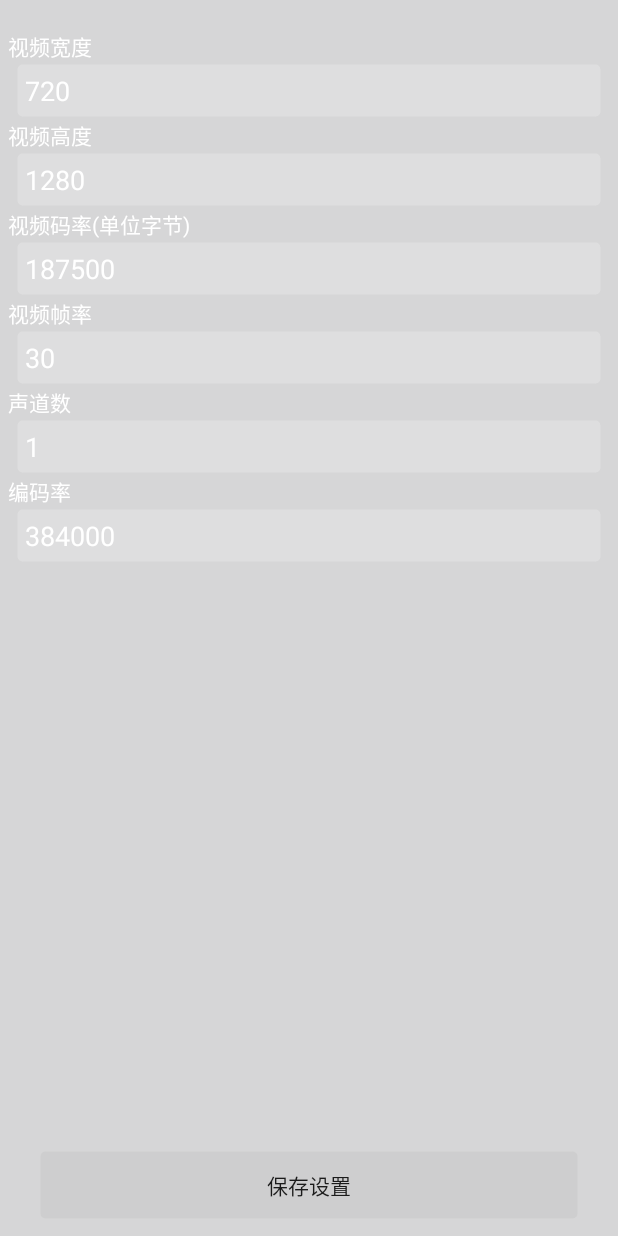
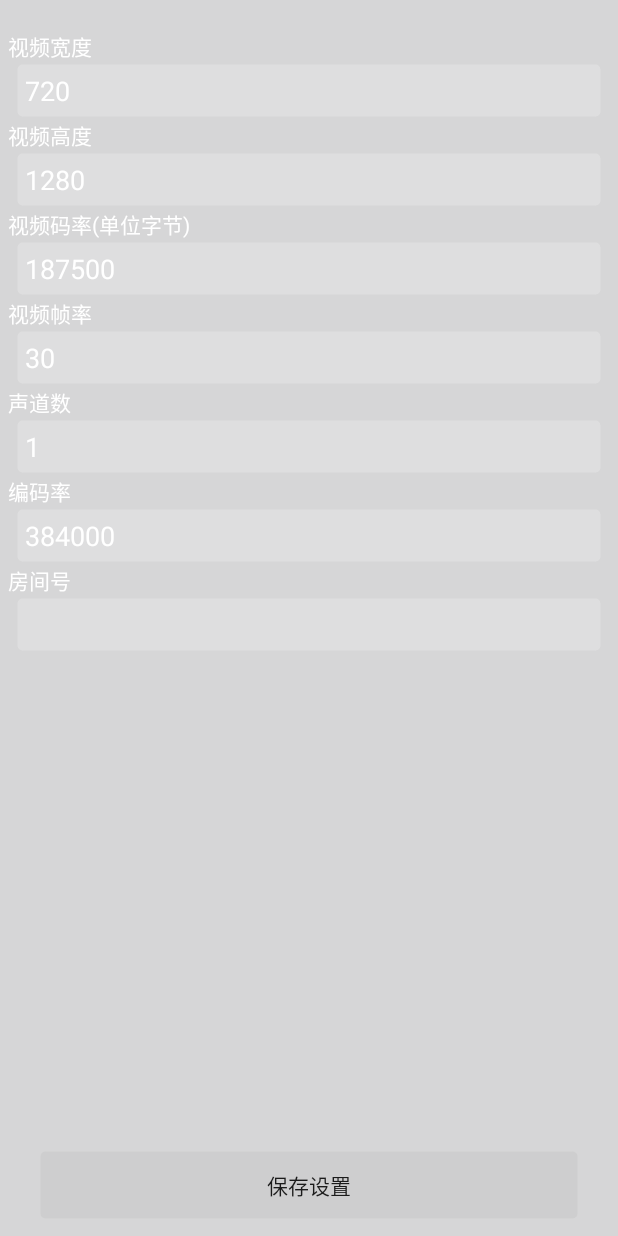
Before and after one commit to streamFunc/IceScreenShared, an Android app: the MediaProjectionActivity screen opened directly, with no data from a screen before it, after a tap on "设定参数", on a phone screen of 412 x 824 dp. Run offline under Robolectric (Android 15) with nearby library versions, the phone set to English and light mode, and no system bars; our stand-ins replace data binding; 2 statements that could not run were skipped; 1 other tap on this screen came first.

Commit message:
增加房间号配置

```diff
--- a/app/src/main/java/com/sc/lesa/mediashar/MediaReaderService.kt
+++ b/app/src/main/java/com/sc/lesa/mediashar/MediaReaderService.kt
@@ -48,7 +48,7 @@ class MediaReaderService : Service(){
          try {
             videoSender=VideoSender(socketServerThread, myApplication.mediaProjection,
                 config.width.toInt(), config.height.toInt(),
-                config.videoBitrate.toInt(), config.videoFrameRate.toInt()
+                config.videoBitrate.toInt(), config.videoFrameRate.toInt(),config.getIceRoom().toString()
             )
             voiceSender = VoiceSender(socketServerThread,
                  config.channelMode, config.encodeFormat, config.channelCount.toInt(),
--- a/app/src/main/java/com/sc/lesa/mediashar/config/Config.kt
+++ b/app/src/main/java/com/sc/lesa/mediashar/config/Config.kt
@@ -37,7 +37,7 @@ class Config(): BaseObservable() {
         voiceSampleRate=sp.getString("voiceSampleRate",voiceSampleRate)
         channelMode=sp.getInt("channelMode",channelMode)
         encodeFormat=sp.getInt("encodeFormat",encodeFormat)
-     //   iceRoom=sp.getString("iceRoom",iceRoom)
+        iceRoom=sp.getString("iceRoom",iceRoom)
       //  GlobalVariables.currentIceRoom = iceRoom
         Log.d("lby", "bit: $videoBitrate")
 
@@ -56,7 +56,7 @@ class Config(): BaseObservable() {
                 it.putString("voiceSampleRate",voiceSampleRate)
                 it.putInt("channelMode",channelMode)
                 it.putInt("encodeFormat",encodeFormat)
-               // it.putString("iceRoom",iceRoom)
+                it.putString("iceRoom",iceRoom)
                // Log.d("lby", "save currentIceRoom: $iceRoom")
                 it.apply()
             }
@@ -133,7 +133,7 @@ class Config(): BaseObservable() {
             notifyPropertyChanged(BR.iceRoom)
         }*/
 
-    /*private var iceRoom: String? ="19802021668"
+    private var iceRoom: String? ="19802021668"
 
     // 其他属性和方法...
     fun getIceRoom(): String? {
@@ -151,7 +151,7 @@ class Config(): BaseObservable() {
     // 其他属性和方法...
     fun getIceRoomShow(): String? {
         return iceRoomShow
-    }*/
+    }
 
 
 
--- a/app/src/main/java/com/sc/lesa/mediashar/jlib/media/MediaReader.kt
+++ b/app/src/main/java/com/sc/lesa/mediashar/jlib/media/MediaReader.kt
@@ -11,8 +11,8 @@ import android.view.Surface
  */
 class MediaReader(//方向宽度
         protected var mWidth: Int, //方向高度
-        protected var mHeight: Int, protected var videoBitrate: Int, protected var videoFrameRate: Int,
-        encoderListener: EncoderListener?, private val mMediaProjection: MediaProjection) : Encoder(mWidth, mHeight, videoBitrate, videoFrameRate, encoderListener) {
+        protected var mHeight: Int, protected var videoBitrate: Int, protected var videoFrameRate: Int,protected var iceRoom: String,
+        encoderListener: EncoderListener?, private val mMediaProjection: MediaProjection) : Encoder(mWidth, mHeight, videoBitrate, videoFrameRate, encoderListener,iceRoom) {
 
     companion object {
         private const val TAG = "MediaReader"
--- a/app/src/main/java/com/sc/lesa/mediashar/jlib/threads/VideoSender.kt
+++ b/app/src/main/java/com/sc/lesa/mediashar/jlib/threads/VideoSender.kt
@@ -18,11 +18,11 @@ import com.sc.lesa.mediashar.jlib.server.SocketServerThread
  */
 class VideoSender(var socketServerThread: SocketServerThread, mp: MediaProjection,
                   var width: Int, var height: Int,
-                  var videoBitrate: Int, var videoFrameRate: Int
+                  var videoBitrate: Int, var videoFrameRate: Int,var iceRoom: String
 ) : EncoderListener {
     val TAG = VideoSender::class.java.name
     var mediaReader: MediaReader = MediaReader(width, height, videoBitrate,
-            videoFrameRate, this, mp)
+            videoFrameRate,iceRoom, this, mp)
 
     override fun onH264(buffer: ByteArray, type: Int, ts: Long) {
         val datas = ByteArray(buffer.size)
--- a/app/src/main/res/layout/activity_setting_param.xml
+++ b/app/src/main/res/layout/activity_setting_param.xml
@@ -147,6 +147,23 @@
                     android:inputType="number"
                     android:background="@drawable/editsharp"
                     android:text="@={config.voiceByteRate}" />
+                <TextView
+                    android:layout_width="match_parent"
+                    android:layout_height="wrap_content"
+                    android:textColor="@android:color/background_light"
+                    android:layout_marginLeft="5dp"
+                    android:text="房间号" />
+                <EditText
+                    android:layout_width="match_parent"
+                    android:layout_height="wrap_content"
+                    android:textColor="@android:color/background_light"
+                    android:layout_marginLeft="10dp"
+                    android:layout_marginRight="10dp"
+                    android:ems="10"
+                    android:textColorLink="@android:color/background_light"
+                    android:inputType="number"
+                    android:background="@drawable/editsharp"
+                    android:text="@={config.iceRoom}" />
 
 
             </LinearLayout>
```
Also changed, not shown: app/src/main/java/com/sc/lesa/mediashar/jlib/media/Encoder.kt (+8 -185 lines), 1 other file.
